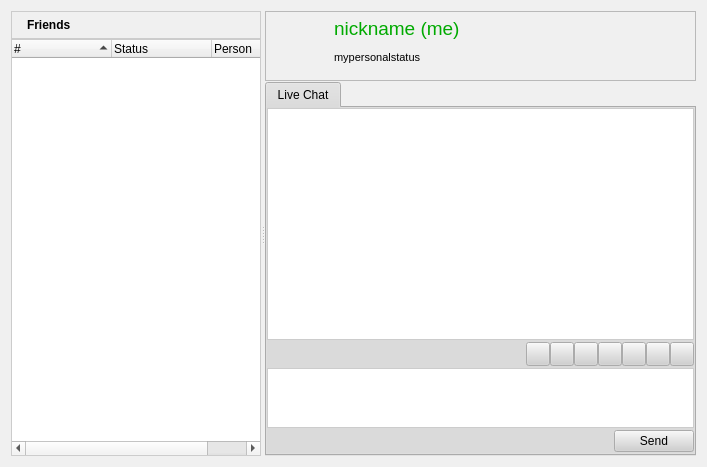
This is retroshare-gui/src/gui/PeersDialog.ui in RetroShare/RetroShare as Qt 5 draws it before an edit. The edited form follows.
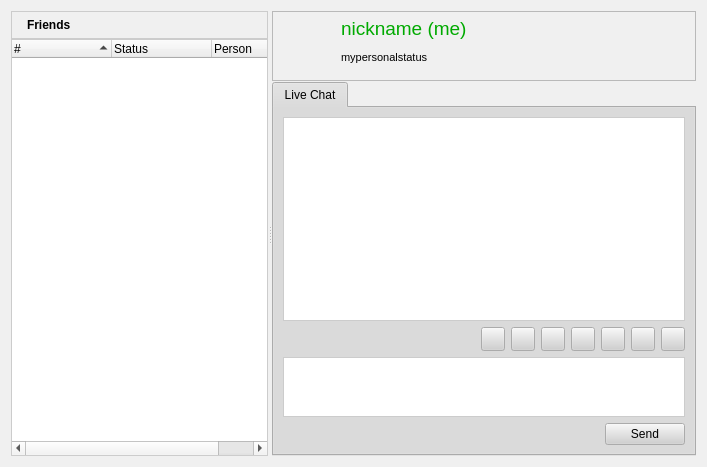
This is the edited form. Icons and pictures are not drawn.

Commit message: - fixed the update of avatars in the various chat dialogs - added a "peer is typing" function to the group chat.

What changed in the file:
```diff
--- a/retroshare-gui/src/gui/PeersDialog.ui
+++ b/retroshare-gui/src/gui/PeersDialog.ui
@@ -816,23 +816,8 @@
           <attribute name="title">
            <string>Live Chat</string>
           </attribute>
-          <layout class="QGridLayout" name="gridLayout_3">
-           <property name="leftMargin">
-            <number>0</number>
-           </property>
-           <property name="topMargin">
-            <number>0</number>
-           </property>
-           <property name="rightMargin">
-            <number>0</number>
-           </property>
-           <property name="bottomMargin">
-            <number>2</number>
-           </property>
-           <property name="verticalSpacing">
-            <number>2</number>
-           </property>
-           <item row="0" column="0">
+          <layout class="QVBoxLayout" name="verticalLayout_2">
+           <item>
             <widget class="QTextBrowser" name="msgText">
              <property name="sizePolicy">
               <sizepolicy hsizetype="Expanding" vsizetype="Expanding">
@@ -855,23 +840,30 @@
              </property>
             </widget>
            </item>
-           <item row="1" column="0">
-            <layout class="QGridLayout">
-             <item row="0" column="0">
+           <item>
+            <layout class="QHBoxLayout" name="horizontalLayout">
+             <item>
+              <widget class="QLabel" name="statusStringLabel">
+               <property name="text">
+                <string/>
+               </property>
+              </widget>
+             </item>
+             <item>
               <spacer>
                <property name="orientation">
                 <enum>Qt::Horizontal</enum>
                </property>
                <property name="sizeHint" stdset="0">
                 <size>
-                 <width>321</width>
-                 <height>20</height>
+                 <width>88</width>
+                 <height>21</height>
                 </size>
                </property>
               </spacer>
              </item>
-             <item row="0" column="4">
-              <widget class="QPushButton" name="textitalicChatButton">
+             <item>
+              <widget class="QPushButton" name="emoticonBtn">
                <property name="minimumSize">
                 <size>
                  <width>24</width>
@@ -894,41 +886,15 @@
                 <iconset resource="images.qrc">
                  <normaloff>:/images/edit-italic.png</normaloff>:/images/edit-italic.png</iconset>
                </property>
-               <property name="checkable">
-                <bool>true</bool>
-               </property>
-              </widget>
-             </item>
-             <item row="0" column="3">
-              <widget class="QPushButton" name="textunderlineChatButton">
-               <property name="minimumSize">
+               <property name="iconSize">
                 <size>
                  <width>24</width>
                  <height>24</height>
                 </size>
                </property>
-               <property name="maximumSize">
-                <size>
-                 <width>24</width>
-                 <height>24</height>
-                </size>
-               </property>
-               <property name="toolTip">
-                <string>Underline</string>
-               </property>
-               <property name="text">
-                <string/>
-               </property>
-               <property name="icon">
-                <iconset resource="images.qrc">
-                 <normaloff>:/images/edit-underline.png</normaloff>:/images/edit-underline.png</iconset>
-               </property>
-               <property name="checkable">
-                <bool>true</bool>
-               </property>
               </widget>
              </item>
-             <item row="0" column="2">
+             <item>
               <widget class="QPushButton" name="textboldChatButton">
                <property name="minimumSize">
                 <size>
@@ -957,8 +923,8 @@
                </property>
               </widget>
              </item>
-             <item row="0" column="6">
-              <widget class="QPushButton" name="colorChatButton">
+             <item>
+              <widget class="QPushButton" name="textunderlineChatButton">
                <property name="minimumSize">
                 <size>
                  <width>24</width>
@@ -977,9 +943,45 @@
                <property name="text">
                 <string/>
                </property>
+               <property name="icon">
+                <iconset resource="images.qrc">
+                 <normaloff>:/images/edit-underline.png</normaloff>:/images/edit-underline.png</iconset>
+               </property>
+               <property name="checkable">
+                <bool>true</bool>
+               </property>
               </widget>
              </item>
-             <item row="0" column="5">
+             <item>
+              <widget class="QPushButton" name="textitalicChatButton">
+               <property name="minimumSize">
+                <size>
+                 <width>24</width>
+                 <height>24</height>
+                </size>
+               </property>
+               <property name="maximumSize">
+                <size>
+                 <width>24</width>
+                 <height>24</height>
+                </size>
+               </property>
+               <property name="toolTip">
+                <string>Italic</string>
+               </property>
+               <property name="text">
+                <string/>
+               </property>
+               <property name="icon">
+                <iconset resource="images.qrc">
+                 <normaloff>:/images/edit-italic.png</normaloff>:/images/edit-italic.png</iconset>
+               </property>
+               <property name="checkable">
+                <bool>true</bool>
+               </property>
+              </widget>
+             </item>
+             <item>
               <widget class="QPushButton" name="fontsButton">
                <property name="minimumSize">
                 <size>
@@ -1001,8 +1003,8 @@
                </property>
               </widget>
              </item>
-             <item row="0" column="1">
-              <widget class="QPushButton" name="emoticonBtn">
+             <item>
+              <widget class="QPushButton" name="colorChatButton">
                <property name="minimumSize">
                 <size>
                  <width>24</width>
@@ -1018,19 +1020,9 @@
                <property name="text">
                 <string/>
                </property>
-               <property name="icon">
-                <iconset resource="images.qrc">
-                 <normaloff>:/images/emoticons/kopete/kopete020.png</normaloff>:/images/emoticons/kopete/kopete020.png</iconset>
-               </property>
-               <property name="iconSize">
-                <size>
-                 <width>24</width>
-                 <height>24</height>
-                </size>
-               </property>
               </widget>
              </item>
-             <item row="0" column="7">
+             <item>
               <widget class="QPushButton" name="menuButton">
                <property name="minimumSize">
                 <size>
@@ -1051,7 +1043,7 @@
              </item>
             </layout>
            </item>
-           <item row="2" column="0">
+           <item>
             <widget class="QTextEdit" name="lineEdit">
              <property name="sizePolicy">
               <sizepolicy hsizetype="Expanding" vsizetype="Expanding">
@@ -1083,7 +1075,7 @@
              </property>
             </widget>
            </item>
-           <item row="3" column="0">
+           <item>
             <layout class="QGridLayout">
              <item row="0" column="0">
               <spacer>
```
Left out of the diff: 14 changed lines with no effect on the pictures. The commit also changes 8 other files.
